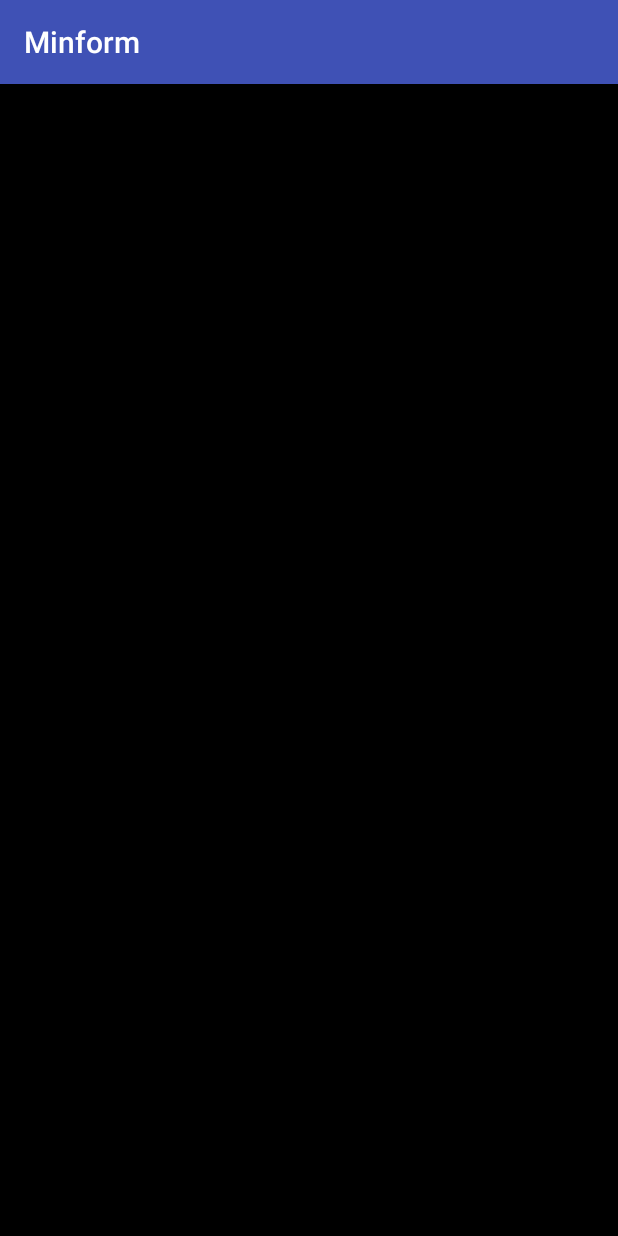
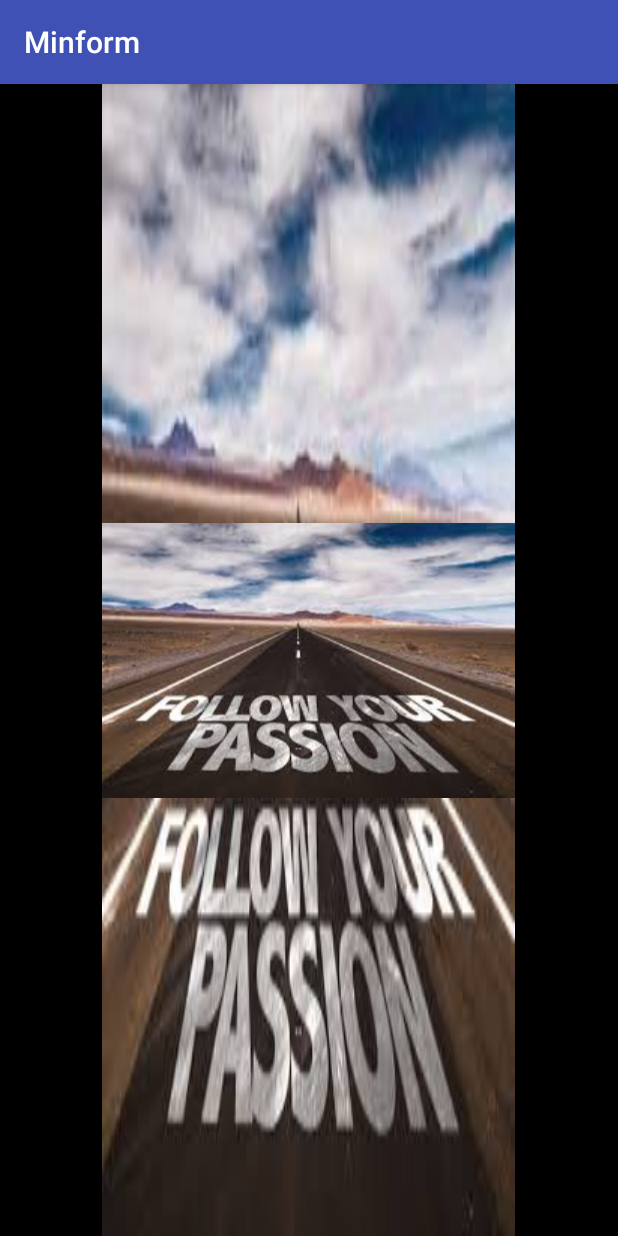
Before and after one commit to stewilondanga/minform, an Android app: the screen it shows after launch (MainActivity), on a phone screen of 412 x 824 dp. Run offline under Robolectric (Android 15) with nearby library versions, the phone set to English and light mode, and no system bars.

Commit message:
add app/src/main/res/drawable/follow.jpeg

```diff
--- a/app/src/main/res/layout/activity_main.xml
+++ b/app/src/main/res/layout/activity_main.xml
@@ -16,4 +16,13 @@
         app:layout_constraintRight_toRightOf="parent"
         app:layout_constraintTop_toTopOf="parent" />
 
+    <ImageView
+        android:id="@+id/imageView"
+        android:layout_width="wrap_content"
+        android:layout_height="match_parent"
+        android:layout_alignParentTop="true"
+        android:layout_centerHorizontal="true"
+        android:background="@drawable/follow"
+        android:src="@drawable/follow" />
+
 </RelativeLayout>
```
Also changed, not shown: app/src/main/res/drawable/follow.jpeg (added).
